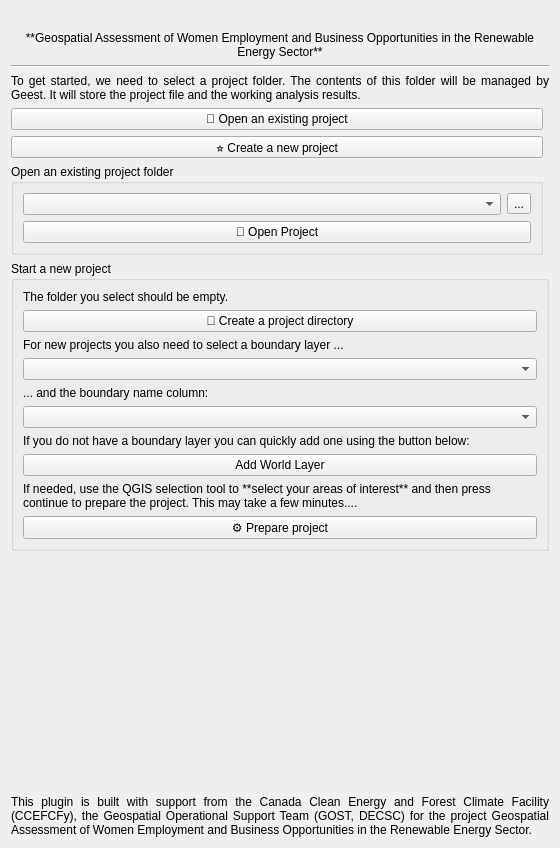
worldbank/GEEST, file geest/ui/setup_panel_base.ui: the form before one commit.
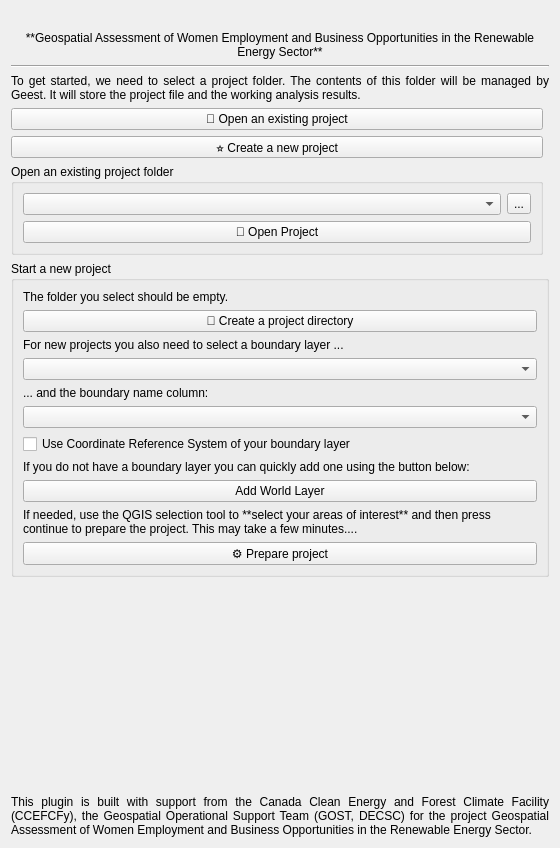
The form after the commit. Icons and pictures are not drawn. Custom widgets are drawn as their Qt base class.

Commit message: Add option to use original layer CRS in project setup Fixes #378

```diff
--- a/geest/ui/setup_panel_base.ui
+++ b/geest/ui/setup_panel_base.ui
@@ -174,6 +174,13 @@
       <item>
        <widget class="QgsFieldComboBox" name="field_combo"/>
       </item>
+      <item>
+       <widget class="QCheckBox" name="use_boundary_crs">
+        <property name="text">
+         <string>Use Coordinate Reference System of your boundary layer</string>
+        </property>
+       </widget>
+      </item>
       <item>
        <widget class="QLabel" name="label_8">
         <property name="text">
```
Left out of the diff: 70 changed lines with no effect on the pictures. The commit also changes 3 other files.
